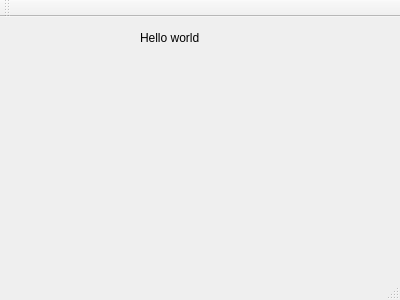
Above: mainwindow.ui from Herdu/sieci2-klient before the change. Below: the same form after it.
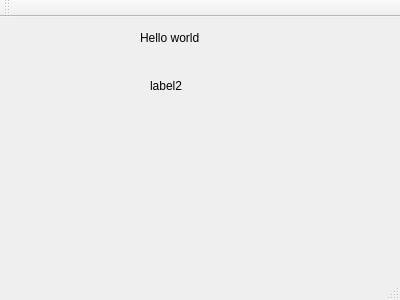
That is the form after the change.

Commit message: label added to window

Diff of the .ui file:
```diff
--- a/mainwindow.ui
+++ b/mainwindow.ui
@@ -27,6 +27,19 @@
      <string>Hello world</string>
     </property>
    </widget>
+   <widget class="QLabel" name="label_2">
+    <property name="geometry">
+     <rect>
+      <x>150</x>
+      <y>60</y>
+      <width>67</width>
+      <height>17</height>
+     </rect>
+    </property>
+    <property name="text">
+     <string>label2</string>
+    </property>
+   </widget>
   </widget>
   <widget class="QMenuBar" name="menuBar">
    <property name="geometry">
```
The commit also changes 5 other files.
